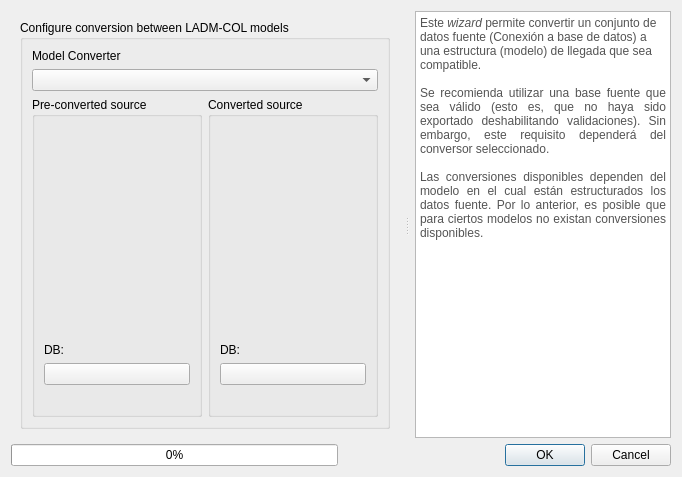
First picture: the form in asistente_ladm_col/ui/xtf_model_converter/dlg_xtf_model_converter_.ui, repository SwissTierrasColombia/Asistente-LADM-COL, before the edit.
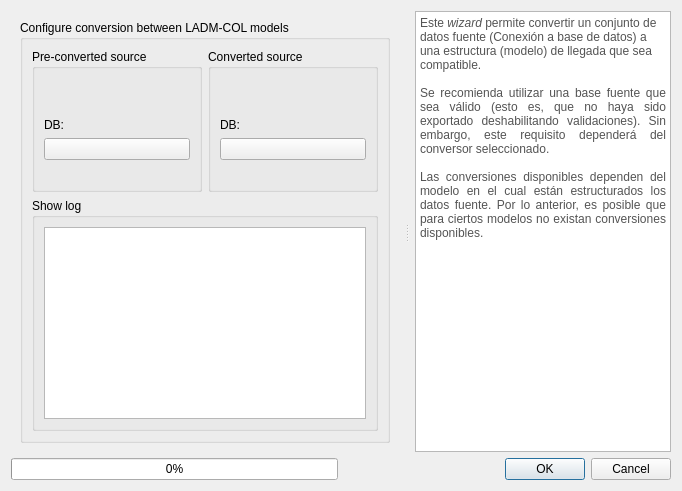
Second picture: the form after the edit. Icons and pictures are not drawn. Custom widgets are drawn as their Qt base class.

Commit message: [dt_model_conv] Improve GUI and UX, clean unused code

Diff of the .ui file:
```diff
--- a/asistente_ladm_col/ui/xtf_model_converter/dlg_xtf_model_converter_.ui
+++ b/asistente_ladm_col/ui/xtf_model_converter/dlg_xtf_model_converter_.ui
@@ -13,8 +13,8 @@
   <property name="windowTitle">
    <string>Data Model Converter</string>
   </property>
-  <layout class="QVBoxLayout" name="verticalLayout_3">
-   <item>
+  <layout class="QGridLayout" name="gridLayout">
+   <item row="0" column="0">
     <widget class="QSplitter" name="splitter">
      <property name="sizePolicy">
       <sizepolicy hsizetype="Expanding" vsizetype="Expanding">
@@ -48,10 +48,7 @@
           <string>Configure conversion between LADM-COL models</string>
          </property>
          <layout class="QGridLayout" name="gridLayout_3">
-          <item row="1" column="0">
-           <widget class="QComboBox" name="cbo_change_detection_modes"/>
-          </item>
-          <item row="2" column="0">
+          <item row="0" column="0">
            <layout class="QHBoxLayout" name="horizontalLayout_3">
             <item>
              <layout class="QGridLayout" name="gridLayout_2">
@@ -221,11 +218,35 @@
             </item>
            </layout>
           </item>
-          <item row="0" column="0">
-           <widget class="QLabel" name="label">
-            <property name="text">
-             <string>Model Converter</string>
+          <item row="1" column="0">
+           <widget class="QgsCollapsibleGroupBox" name="log_config">
+            <property name="maximumSize">
+             <size>
+              <width>16777215</width>
+              <height>16777215</height>
+             </size>
             </property>
+            <property name="title">
+             <string>Show log</string>
+            </property>
+            <property name="flat">
+             <bool>true</bool>
+            </property>
+            <property name="checkable">
+             <bool>false</bool>
+            </property>
+            <property name="checked">
+             <bool>false</bool>
+            </property>
+            <layout class="QGridLayout" name="gridLayout_8">
+             <item row="0" column="0">
+              <widget class="QTextBrowser" name="txtStdout">
+               <property name="openLinks">
+                <bool>false</bool>
+               </property>
+              </widget>
+             </item>
+            </layout>
            </widget>
           </item>
          </layout>
@@ -253,7 +274,7 @@
        <string>&lt;!DOCTYPE HTML PUBLIC &quot;-//W3C//DTD HTML 4.0//EN&quot; &quot;http://www.w3.org/TR/REC-html40/strict.dtd&quot;&gt;
 &lt;html&gt;&lt;head&gt;&lt;meta name=&quot;qrichtext&quot; content=&quot;1&quot; /&gt;&lt;style type=&quot;text/css&quot;&gt;
 p, li { white-space: pre-wrap; }
-&lt;/style&gt;&lt;/head&gt;&lt;body style=&quot; font-family:'MS Shell Dlg 2'; font-size:8pt; font-weight:400; font-style:normal;&quot;&gt;
+&lt;/style&gt;&lt;/head&gt;&lt;body style=&quot; font-family:'MS Shell Dlg 2'; font-size:9.6pt; font-weight:400; font-style:normal;&quot;&gt;
 &lt;p style=&quot; margin-top:0px; margin-bottom:0px; margin-left:0px; margin-right:0px; -qt-block-indent:0; text-indent:0px;&quot;&gt;&lt;span style=&quot; font-family:'Noto Sans'; font-size:9pt; color:#545454;&quot;&gt;Este &lt;/span&gt;&lt;span style=&quot; font-family:'Noto Sans'; font-size:9pt; font-style:italic; color:#545454;&quot;&gt;wizard&lt;/span&gt;&lt;span style=&quot; font-family:'Noto Sans'; font-size:9pt; color:#545454;&quot;&gt; permite convertir un conjunto de datos fuente (Conexión a base de datos) a una estructura (modelo) de llegada que sea compatible.&lt;/span&gt;&lt;/p&gt;
 &lt;p align=&quot;justify&quot; style=&quot;-qt-paragraph-type:empty; margin-top:0px; margin-bottom:0px; margin-left:0px; margin-right:0px; -qt-block-indent:0; text-indent:0px; font-family:'Noto Sans'; font-size:9pt; color:#545454;&quot;&gt;&lt;br /&gt;&lt;/p&gt;
 &lt;p align=&quot;justify&quot; style=&quot; margin-top:0px; margin-bottom:0px; margin-left:0px; margin-right:0px; -qt-block-indent:0; text-indent:0px;&quot;&gt;&lt;span style=&quot; font-family:'Noto Sans'; font-size:9pt; color:#545454;&quot;&gt;Se recomienda utilizar una base fuente que sea válido (esto es, que no haya sido exportado deshabilitando validaciones). Sin embargo, este requisito dependerá del conversor seleccionado.&lt;/span&gt;&lt;/p&gt;
@@ -266,7 +287,7 @@
      </widget>
     </widget>
    </item>
-   <item>
+   <item row="1" column="0">
     <layout class="QHBoxLayout" name="horizontalLayout">
      <item>
       <widget class="QProgressBar" name="progress">
@@ -289,6 +310,14 @@
    </item>
   </layout>
  </widget>
+ <customwidgets>
+  <customwidget>
+   <class>QgsCollapsibleGroupBox</class>
+   <extends>QGroupBox</extends>
+   <header>qgscollapsiblegroupbox.h</header>
+   <container>1</container>
+  </customwidget>
+ </customwidgets>
  <resources/>
  <connections>
   <connection>
```
Left out of the diff: 8 changed lines with no effect on the pictures. The commit also changes 1 other file.
